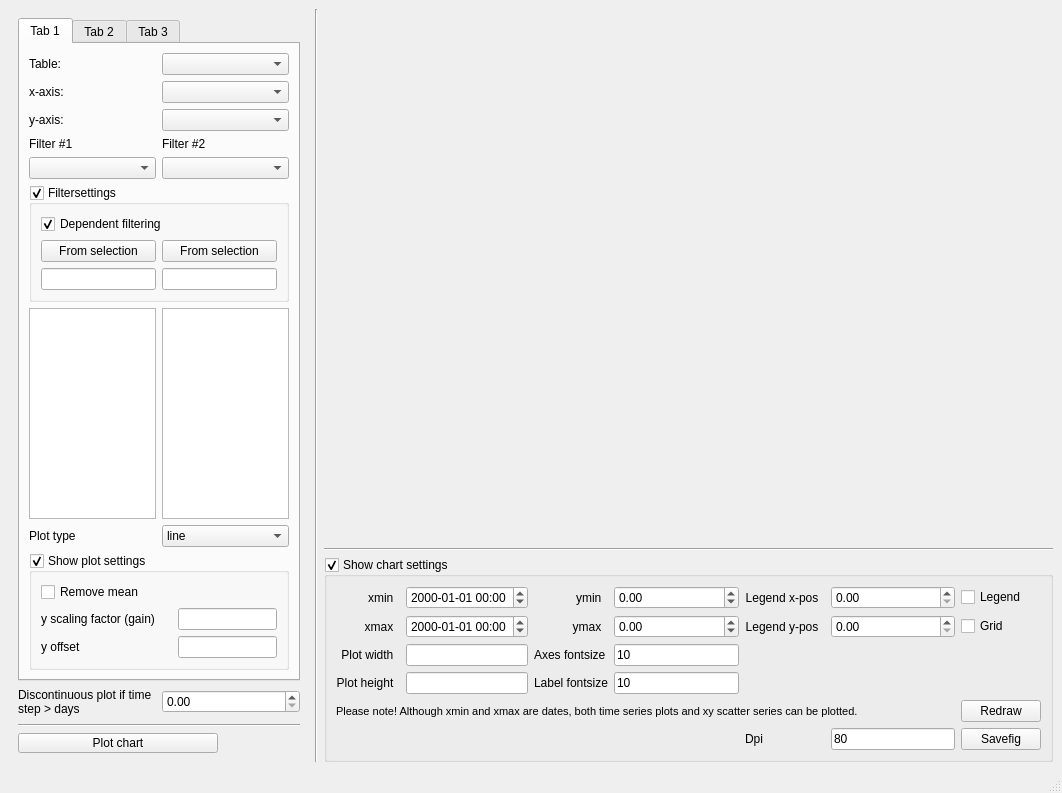
Above: ui/customplotdialog.ui from jkall/qgis-midvatten-plugin before the change. Below: the same form after it.
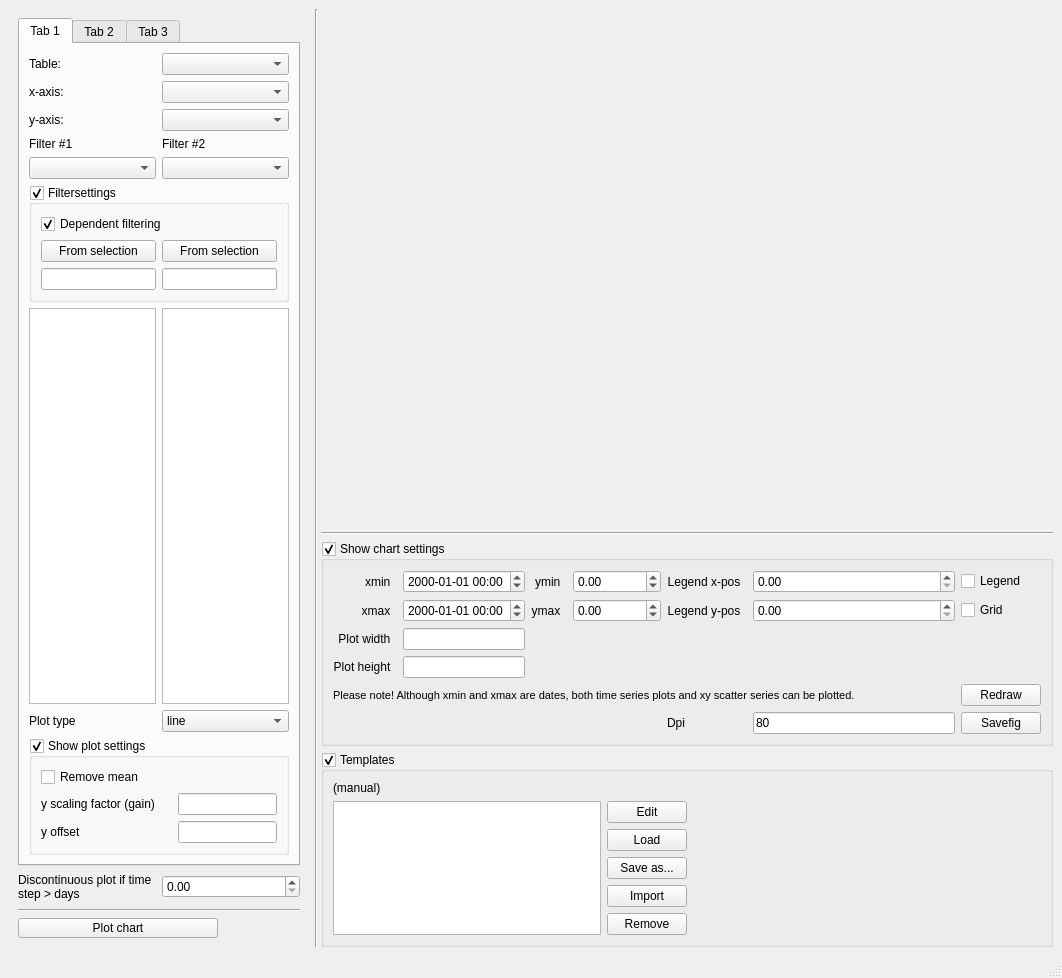
That is the form after the change.

Patch:
```diff
--- a/ui/customplotdialog.ui
+++ b/ui/customplotdialog.ui
@@ -7,17 +7,15 @@
     <x>0</x>
     <y>0</y>
     <width>1062</width>
-    <height>793</height>
+    <height>978</height>
    </rect>
   </property>
   <property name="windowTitle">
    <string>Custom plot generator for Midvatten plugin</string>
   </property>
   <widget class="QWidget" name="centralwidget">
-   <layout class="QGridLayout" name="gridLayout_21">
-    <item row="0" column="0">
-     <layout class="QHBoxLayout" name="horizontalLayout_7" stretch="0,1,50">
-      <item>
+   <layout class="QGridLayout" name="gridLayout">
+    <item row="0" column="0" rowspan="3">
        <widget class="QWidget" name="widget" native="true">
         <property name="sizePolicy">
          <sizepolicy hsizetype="Expanding" vsizetype="Preferred">
@@ -1833,7 +1831,7 @@
         </layout>
        </widget>
       </item>
-      <item>
+    <item row="0" column="1" rowspan="3" colspan="3">
        <widget class="Line" name="line">
         <property name="sizePolicy">
          <sizepolicy hsizetype="Fixed" vsizetype="Expanding">
@@ -1852,12 +1850,7 @@
         </property>
        </widget>
       </item>
-      <item>
-       <layout class="QVBoxLayout" name="verticalLayout_3">
-        <item>
-         <layout class="QGridLayout" name="gridLayout"/>
-        </item>
-        <item>
+    <item row="1" column="3">
          <widget class="QWidget" name="widgetPlot" native="true">
           <property name="sizePolicy">
            <sizepolicy hsizetype="Expanding" vsizetype="Expanding">
@@ -1878,6 +1871,8 @@
           </layout>
          </widget>
         </item>
+    <item row="2" column="2" colspan="2">
+     <layout class="QVBoxLayout" name="verticalLayout_2">
         <item>
          <widget class="Line" name="line_4">
           <property name="sizePolicy">
@@ -2299,34 +2294,114 @@
                </property>
               </widget>
              </item>
+          </layout>
+         </item>
+        </layout>
+       </widget>
+      </item>
+      <item>
+       <widget class="QGroupBox" name="template_wid">
+        <property name="sizePolicy">
+         <sizepolicy hsizetype="Preferred" vsizetype="Preferred">
+          <horstretch>0</horstretch>
+          <verstretch>0</verstretch>
+         </sizepolicy>
+        </property>
+        <property name="title">
+         <string>Templates</string>
+        </property>
+        <property name="checkable">
+         <bool>true</bool>
+        </property>
+        <property name="checked">
+         <bool>true</bool>
+        </property>
+        <layout class="QGridLayout" name="gridLayout_21">
+         <item row="1" column="2">
+          <spacer name="horizontalSpacer">
+           <property name="orientation">
+            <enum>Qt::Horizontal</enum>
+           </property>
+           <property name="sizeHint" stdset="0">
+            <size>
+             <width>40</width>
+             <height>20</height>
+            </size>
+           </property>
+          </spacer>
+         </item>
+         <item row="1" column="0">
+          <layout class="QGridLayout" name="gridLayout_23">
+           <property name="sizeConstraint">
+            <enum>QLayout::SetDefaultConstraint</enum>
+           </property>
+           <item row="1" column="2">
+            <widget class="QPushButton" name="edit_button">
+             <property name="toolTip">
+              <string>&lt;html&gt;&lt;head/&gt;&lt;body&gt;&lt;p&gt;Edit current loaded template.&lt;/p&gt;&lt;p&gt;Note: Changes are not saved to a template file. Use Save as... to save changes to file.&lt;br/&gt;&lt;/p&gt;&lt;/body&gt;&lt;/html&gt;</string>
+             </property>
+             <property name="text">
+              <string>Edit</string>
+             </property>
+            </widget>
+           </item>
+           <item row="0" column="0">
+            <widget class="QLabel" name="template_plot_label">
+             <property name="text">
+              <string>(manual)</string>
+             </property>
+             <property name="openExternalLinks">
+              <bool>true</bool>
+             </property>
+            </widget>
+           </item>
+           <item row="0" column="2">
+            <widget class="QLabel" name="label_22">
+             <property name="text">
+              <string/>
+             </property>
+            </widget>
+           </item>
              <item row="2" column="2">
-              <widget class="QLabel" name="label_19">
+            <widget class="QPushButton" name="load_button">
+             <property name="toolTip">
+              <string>&lt;html&gt;&lt;head/&gt;&lt;body&gt;&lt;p&gt;Load the selected template.&lt;/p&gt;&lt;/body&gt;&lt;/html&gt;</string>
+             </property>
                <property name="text">
-                <string>Axes fontsize</string>
+              <string>Load</string>
                </property>
               </widget>
              </item>
-             <item row="2" column="3">
-              <widget class="QLineEdit" name="axes_fontsize">
-               <property name="inputMethodHints">
-                <set>Qt::ImhDigitsOnly</set>
+           <item row="1" column="0" rowspan="5">
+            <widget class="QListWidget" name="template_list"/>
+           </item>
+           <item row="4" column="2">
+            <widget class="QPushButton" name="import_button">
+             <property name="toolTip">
+              <string>&lt;html&gt;&lt;head/&gt;&lt;body&gt;&lt;p&gt;Import template files.&lt;/p&gt;&lt;/body&gt;&lt;/html&gt;</string>
                </property>
                <property name="text">
-                <string>10</string>
+              <string>Import</string>
+             </property>
+            </widget>
+           </item>
+           <item row="5" column="2">
+            <widget class="QPushButton" name="remove_button">
+             <property name="toolTip">
+              <string>&lt;html&gt;&lt;head/&gt;&lt;body&gt;&lt;p&gt;Remove a template from the list.&lt;/p&gt;&lt;p&gt;&lt;br/&gt;&lt;/p&gt;&lt;p&gt;Note:&lt;/p&gt;&lt;p&gt;* Saved template files will not be removed from disk.&lt;/p&gt;&lt;p&gt;* Templates in default template folder will reappear again next time Section plot is used.&lt;/p&gt;&lt;/body&gt;&lt;/html&gt;</string>
+             </property>
+             <property name="text">
+              <string>Remove</string>
                </property>
               </widget>
              </item>
              <item row="3" column="2">
-              <widget class="QLabel" name="label_20">
-               <property name="text">
-                <string>Label fontsize</string>
-               </property>
-              </widget>
-             </item>
-             <item row="3" column="3">
-              <widget class="QLineEdit" name="legend_fontsize">
+            <widget class="QPushButton" name="save_as_button">
+             <property name="toolTip">
+              <string>&lt;html&gt;&lt;head/&gt;&lt;body&gt;&lt;p&gt;Save the loaded template to file.&lt;/p&gt;&lt;/body&gt;&lt;/html&gt;</string>
+             </property>
                <property name="text">
-                <string>10</string>
+              <string>Save as...</string>
                </property>
               </widget>
              </item>
@@ -2334,11 +2409,6 @@
            </item>
           </layout>
          </widget>
-        </item>
-        <item>
-         <layout class="QHBoxLayout" name="horizontalLayout_2"/>
-        </item>
-       </layout>
       </item>
      </layout>
     </item>
```
Lines whose indentation alone changed are shown as unchanged.
